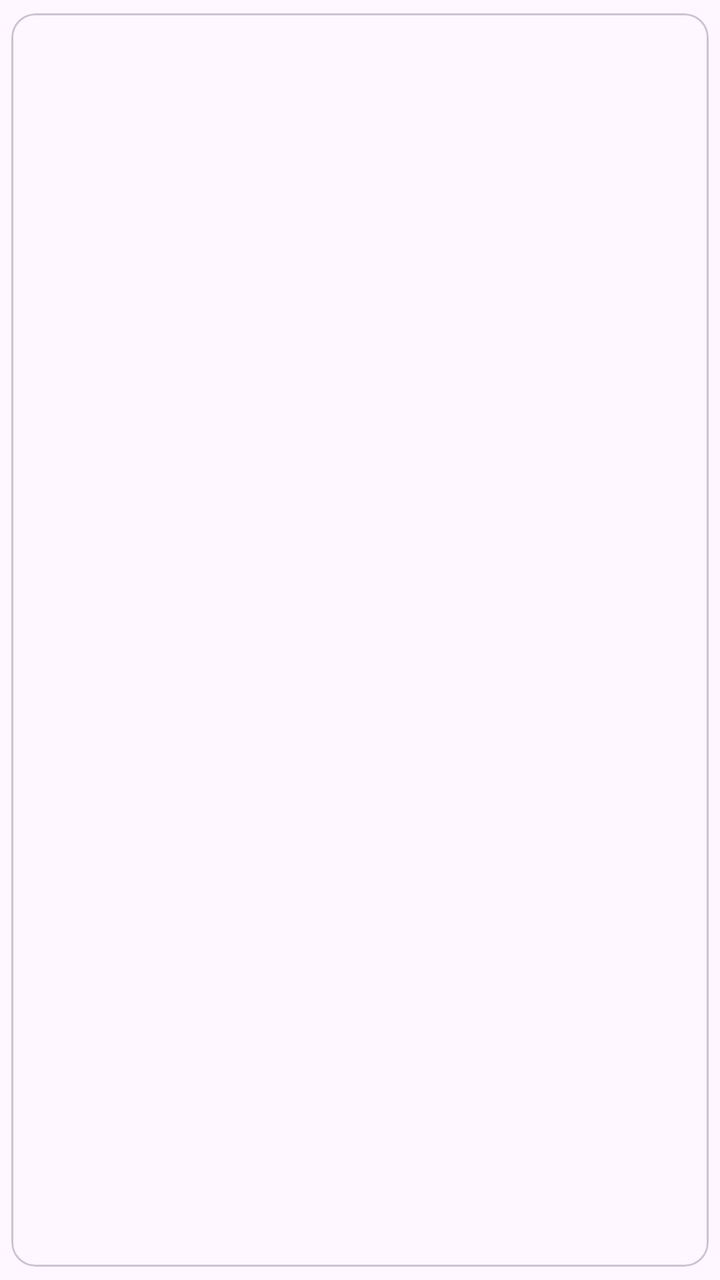
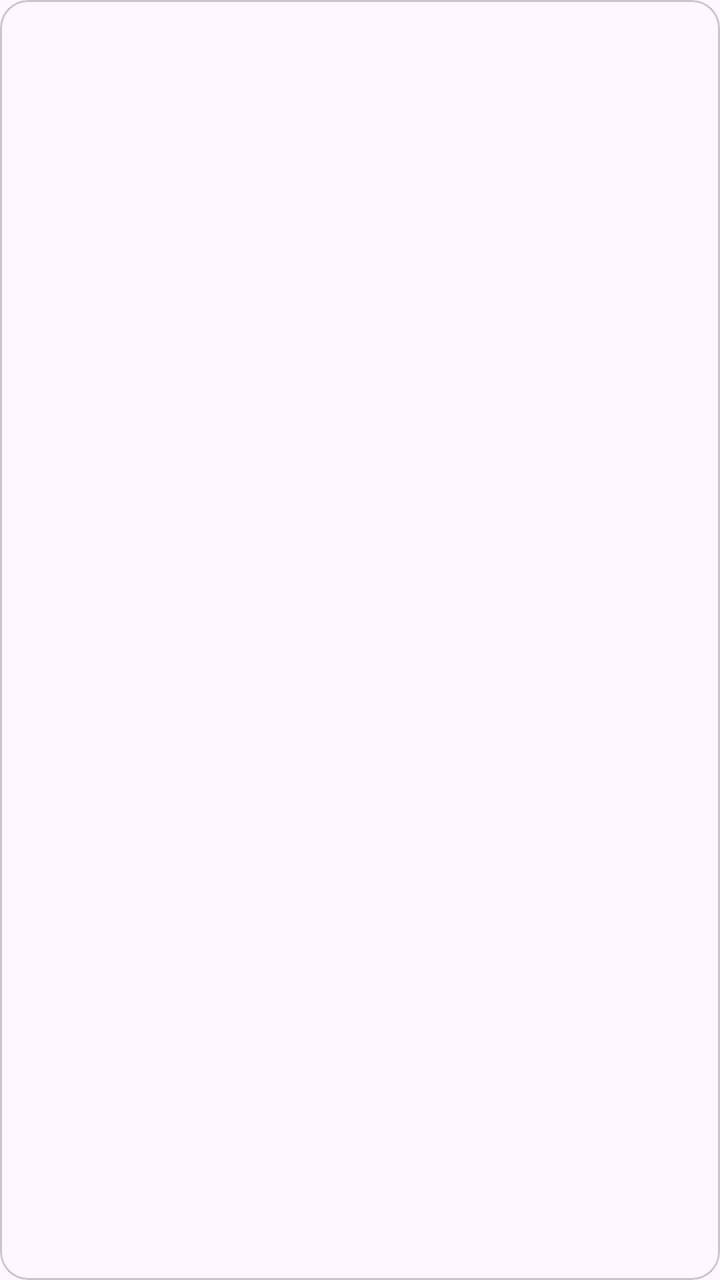

Before-and-after screenshots of an Android layout around one commit, followed by the original layout XML and the change that was made.
<!-- AndroidManifest.xml: application theme Theme.AndroidAgentClient -->
<!-- res/layout/item_project.xml -->
<?xml version="1.0" encoding="utf-8"?>
<com.google.android.material.card.MaterialCardView xmlns:android="http://schemas.android.com/apk/res/android"
    xmlns:app="http://schemas.android.com/apk/res-auto"
    android:layout_width="match_parent"
    android:layout_height="wrap_content"
    android:layout_marginBottom="8dp"
    app:cardUseCompatPadding="true">

    <LinearLayout
        android:layout_width="match_parent"
        android:layout_height="wrap_content"
        android:orientation="vertical"
        android:padding="12dp">

        <TextView
            android:id="@+id/textProjectName"
            android:layout_width="match_parent"
            android:layout_height="wrap_content"
            android:textAppearance="?attr/textAppearanceTitleSmall"
            android:textStyle="bold" />

        <TextView
            android:id="@+id/textProjectPackage"
            android:layout_width="match_parent"
            android:layout_height="wrap_content"
            android:layout_marginTop="4dp"
            android:textAppearance="?attr/textAppearanceBodySmall" />

        <TextView
            android:id="@+id/textProjectApk"
            android:layout_width="match_parent"
            android:layout_height="wrap_content"
            android:layout_marginTop="4dp"
            android:textAppearance="?attr/textAppearanceBodySmall" />
    </LinearLayout>

</com.google.android.material.card.MaterialCardView>
<!-- resources referenced by this layout -->
<resources>
  <style name="Theme.AndroidAgentClient" parent="Base.Theme.AndroidAgentClient" />
  <style name="Base.Theme.AndroidAgentClient" parent="Theme.Material3.DayNight.NoActionBar" />
</resources>

<!-- the commit's change to res/layout/item_project.xml (unified diff, before → after) -->
@@ -3,35 +3,69 @@
     xmlns:app="http://schemas.android.com/apk/res-auto"
     android:layout_width="match_parent"
     android:layout_height="wrap_content"
-    android:layout_marginBottom="8dp"
-    app:cardUseCompatPadding="true">
+    android:layout_marginStart="@dimen/screen_margin"
+    android:layout_marginEnd="@dimen/screen_margin"
+    android:layout_marginBottom="@dimen/space_small"
+    android:clickable="true"
+    android:focusable="true"
+    app:cardBackgroundColor="?attr/colorSurface"
+    app:cardCornerRadius="@dimen/radius_card"
+    app:cardElevation="0dp"
+    app:rippleColor="@color/signal_primary_container"
+    app:strokeColor="?attr/colorOutlineVariant"
+    app:strokeWidth="1dp">
 
     <LinearLayout
         android:layout_width="match_parent"
         android:layout_height="wrap_content"
         android:orientation="vertical"
-        android:padding="12dp">
+        android:paddingStart="16dp"
+        android:paddingTop="12dp"
+        android:paddingEnd="16dp"
+        android:paddingBottom="12dp">
 
-        <TextView
-            android:id="@+id/textProjectName"
+        <LinearLayout
             android:layout_width="match_parent"
             android:layout_height="wrap_content"
-            android:textAppearance="?attr/textAppearanceTitleSmall"
-            android:textStyle="bold" />
+            android:gravity="center_vertical"
+            android:orientation="horizontal">
+
+            <TextView
+                android:id="@+id/textProjectName"
+                android:layout_width="0dp"
+                android:layout_height="wrap_content"
+                android:layout_weight="1"
+                android:ellipsize="end"
+                android:maxLines="1"
+                android:textAppearance="?attr/textAppearanceTitleMedium" />
+
+            <TextView
+                android:id="@+id/textProjectStatus"
+                android:layout_width="wrap_content"
+                android:layout_height="wrap_content"
+                android:layout_marginStart="8dp"
+                android:drawablePadding="4dp"
+                android:textAppearance="?attr/textAppearanceLabelMedium"
+                android:textColor="?attr/colorOnSurfaceVariant" />
+        </LinearLayout>
 
         <TextView
             android:id="@+id/textProjectPackage"
             android:layout_width="match_parent"
             android:layout_height="wrap_content"
-            android:layout_marginTop="4dp"
-            android:textAppearance="?attr/textAppearanceBodySmall" />
+            android:layout_marginTop="2dp"
+            android:ellipsize="middle"
+            android:fontFamily="monospace"
+            android:maxLines="1"
+            android:textAppearance="?attr/textAppearanceBodySmall"
+            android:textColor="?attr/colorOnSurfaceVariant" />
 
         <TextView
             android:id="@+id/textProjectApk"
             android:layout_width="match_parent"
             android:layout_height="wrap_content"
             android:layout_marginTop="4dp"
-            android:textAppearance="?attr/textAppearanceBodySmall" />
+            android:textAppearance="?attr/textAppearanceBodySmall"
+            android:textColor="?attr/colorOnSurfaceVariant" />
     </LinearLayout>
-
 </com.google.android.material.card.MaterialCardView>
<!-- resource entries referenced after the edit -->
@@ -1,6 +1,30 @@
 <!-- resources referenced by this layout -->
 <resources>
+  <color name="signal_primary_container">#FFEAF1FF</color>
+  <dimen name="radius_card">14dp</dimen>
+  <dimen name="screen_margin">16dp</dimen>
+  <dimen name="space_small">8dp</dimen>
   <style name="Theme.AndroidAgentClient" parent="Base.Theme.AndroidAgentClient" />
-  <style name="Base.Theme.AndroidAgentClient" parent="Theme.Material3.DayNight.NoActionBar" />
+  <style name="Base.Theme.AndroidAgentClient" parent="Theme.Material3.DayNight.NoActionBar">
+          <item name="colorPrimary">@color/signal_primary</item>
+          <item name="colorOnPrimary">@color/signal_on_primary</item>
+          <item name="colorPrimaryContainer">@color/signal_primary_container</item>
+          <item name="colorOnPrimaryContainer">@color/signal_on_primary_container</item>
+          <item name="colorSecondary">@color/signal_secondary</item>
+          <item name="colorOnSecondary">@color/signal_on_secondary</item>
+          <item name="colorSecondaryContainer">@color/signal_secondary_container</item>
+          <item name="colorOnSecondaryContainer">@color/signal_on_secondary_container</item>
+          <item name="colorTertiary">@color/signal_tertiary</item>
+          <item name="colorOnTertiary">@color/signal_on_tertiary</item>
+      </style>
+  <color name="signal_primary">#FF2F66D0</color>
+  <color name="signal_on_primary">#FFFFFFFF</color>
+  <color name="signal_on_primary_container">#FF0E2A5E</color>
+  <color name="signal_secondary">#FF455A7A</color>
+  <color name="signal_on_secondary">#FFFFFFFF</color>
+  <color name="signal_secondary_container">#FFE5E9EF</color>
+  <color name="signal_on_secondary_container">#FF1B2534</color>
+  <color name="signal_tertiary">#FF087F78</color>
+  <color name="signal_on_tertiary">#FFFFFFFF</color>
 </resources>
 
